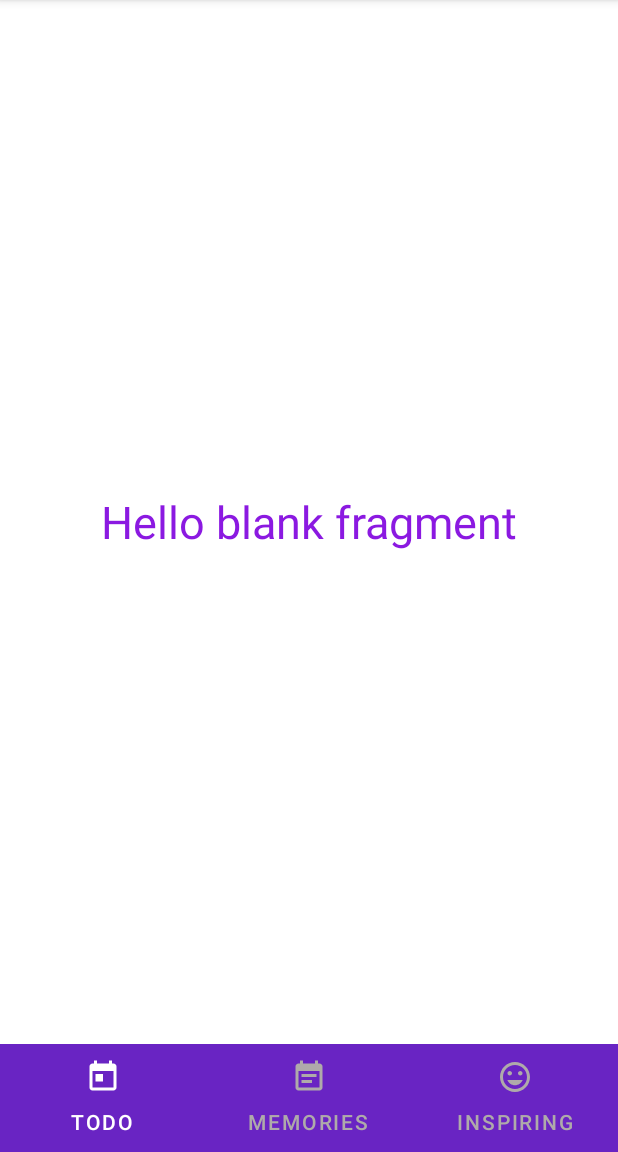
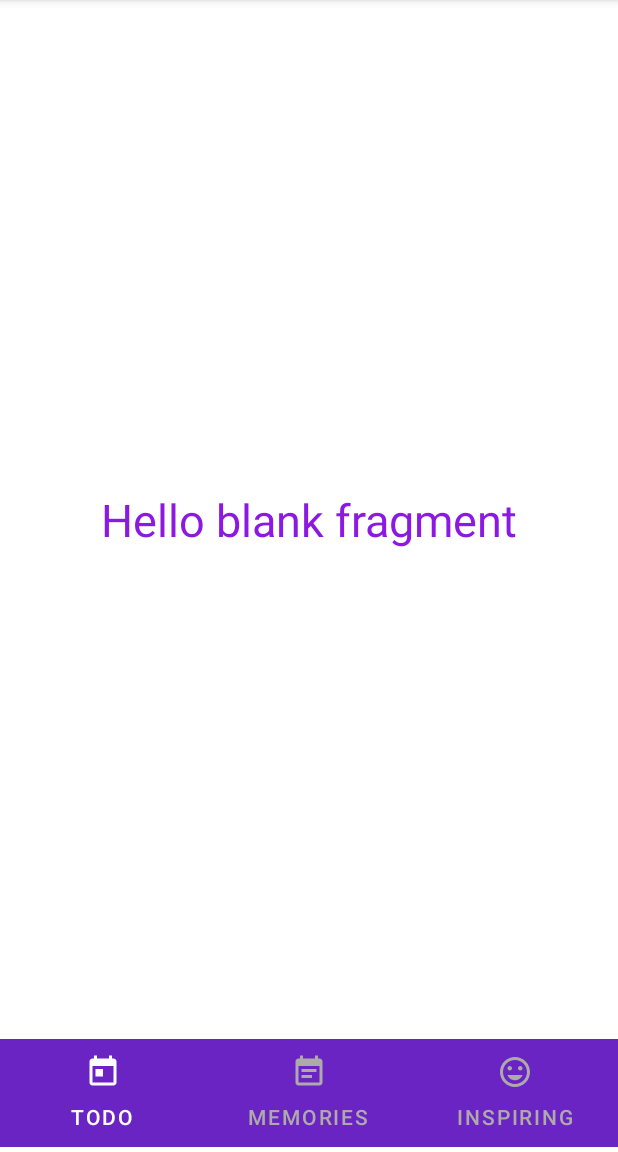
Before and after one commit to mrakhgari/FeelBetter, an Android app: the screen it shows after launch (MainActivity), on a phone screen of 412 x 824 dp, the part 84-1236 px from its top. Run offline under Robolectric (Android 15) with nearby library versions, the phone set to English and light mode, and no system bars; Roboto replaces fonts that are not available here.

Commit message:
to do fragment

```diff
--- a/app/src/main/res/layout/activity_main.xml
+++ b/app/src/main/res/layout/activity_main.xml
@@ -17,20 +17,22 @@
         android:layout_width="match_parent"
         android:layout_height="wrap_content"
         android:layout_alignParentBottom="true"
-        app:tabIndicator="@null"
+        android:layout_marginBottom="3dp"
         android:background="@color/dark_purple"
         app:tabGravity="fill"
+        app:tabIconTint="@color/tab_content_color_selector"
+        app:tabIndicator="@null"
         app:tabMaxWidth="0dp"
-        app:tabIconTint="@color/tab_content_color_selector"
+        app:tabMode="fixed"
         app:tabSelectedTextColor="@color/white"
-        app:tabTextColor="@color/gray"
-        app:tabMode="fixed">
+        app:tabTextColor="@color/gray">
 
         <com.google.android.material.tabs.TabItem
             android:layout_width="wrap_content"
             android:layout_height="wrap_content"
             android:icon="@drawable/ic_baseline_today_24"
             android:text="@string/todo" />
+
         <com.google.android.material.tabs.TabItem
             android:layout_width="wrap_content"
             android:layout_height="wrap_content"
```
